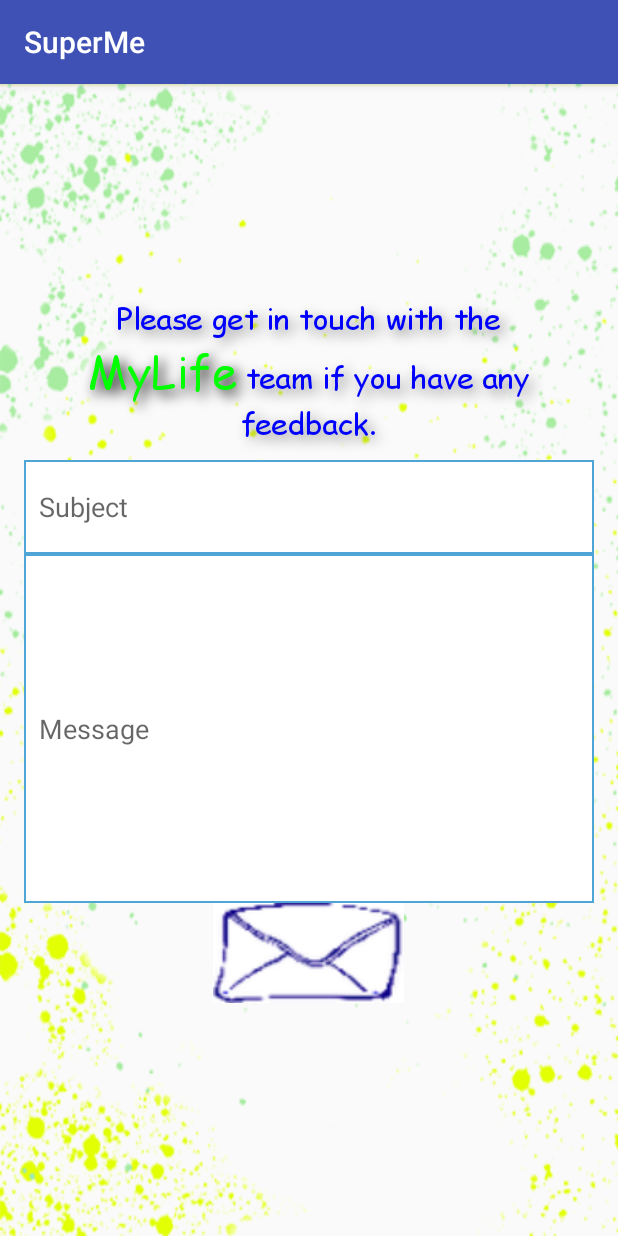
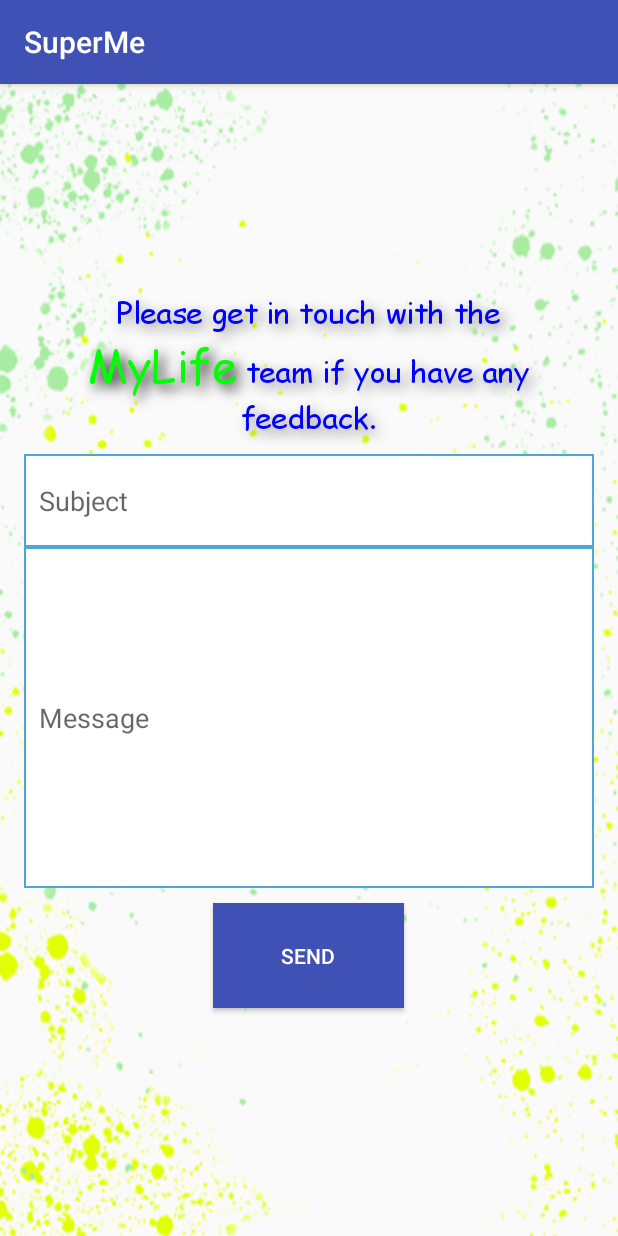
Before and after one commit to iSkill-Hackathon/SuperMe, an Android app: the fragment ContactFragment shown on its own in the app's theme, on a phone screen of 412 x 824 dp. Run offline under Robolectric (Android 15) with nearby library versions, the phone set to English and light mode, and no system bars.

Commit message:
Added Landscape logo for tools screen and change contact page email imagebutton to button for better UI look.

```diff
--- a/app/src/main/java/ie/mylifesolutions/superme/contact/ContactFragment.java
+++ b/app/src/main/java/ie/mylifesolutions/superme/contact/ContactFragment.java
@@ -7,6 +7,7 @@ import android.support.v4.app.Fragment;
 import android.view.LayoutInflater;
 import android.view.View;
 import android.view.ViewGroup;
+import android.widget.Button;
 import android.widget.EditText;
 import android.widget.ImageButton;
 import android.widget.TextView;
@@ -43,7 +44,7 @@ public class ContactFragment extends Fragment {
         TextView textView = (TextView) view.findViewById(R.id.contact_page_text);
         TextViewStyler.populateTextView(textView, textView.getText().toString(), TextViewStyler.TEXT_COLOR_BLUE, new String[]{"MyLife"}, TextViewStyler.TEXT_COLOR_GREEN, type);
 
-        ImageButton sendButton = (ImageButton) view.findViewById(R.id.sendButton);
+        Button sendButton = (Button) view.findViewById(R.id.sendButton);
         sendButton.setOnClickListener(new View.OnClickListener() {
             @Override
             public void onClick(View v) {
--- a/app/src/main/res/layout-land/fragment_assertive_tools.xml
+++ b/app/src/main/res/layout-land/fragment_assertive_tools.xml
@@ -7,13 +7,13 @@
     android:columnCount="3"
     android:rowCount="2"
     android:gravity="center"
-    android:background="@drawable/splatter_background"
+    android:background="@drawable/splatter_background_land"
 
     tools:context="ie.mylifesolutions.superme.tools.AssertiveToolsFragment">
 
     <ImageView
 
-        android:src="@drawable/logo_super_tools"
+        android:src="@drawable/logo_super_tools_land"
         android:layout_width="wrap_content"
         android:layout_height="wrap_content" />
 
--- a/app/src/main/res/layout/fragment_contact.xml
+++ b/app/src/main/res/layout/fragment_contact.xml
@@ -50,12 +50,17 @@
         android:hint="@string/email_body_hint"
         android:background="@layout/contact_page_borders"/>
 
-    <ImageButton
+    <Space
+        android:layout_width="match_parent"
+        android:layout_height="10dp" />
+    <Button
         android:layout_width="127dp"
         android:layout_height="wrap_content"
+        android:text="@string/email_send"
+        android:background="@color/colorPrimary"
+        android:textColor="@android:color/white"
         android:id="@+id/sendButton"
         android:layout_gravity="center_horizontal"
-        android:background="@drawable/contact_page_envelope"
         android:layout_weight="0.05" />
 
 
--- a/app/src/main/res/values/strings.xml
+++ b/app/src/main/res/values/strings.xml
@@ -14,6 +14,7 @@
 
     <string name="email_subject_hint">Subject</string>
     <string name="email_body_hint">Message</string>
+    <string name="email_send">Send</string>
 
     <string name="drawer_open">drawer open</string>
     <string name="drawer_close">drawer close</string>
```
Also changed, not shown: app/src/main/res/drawable/contact_page_envelope.png, app/src/main/res/drawable/logo_super_tools_land.png (added).
